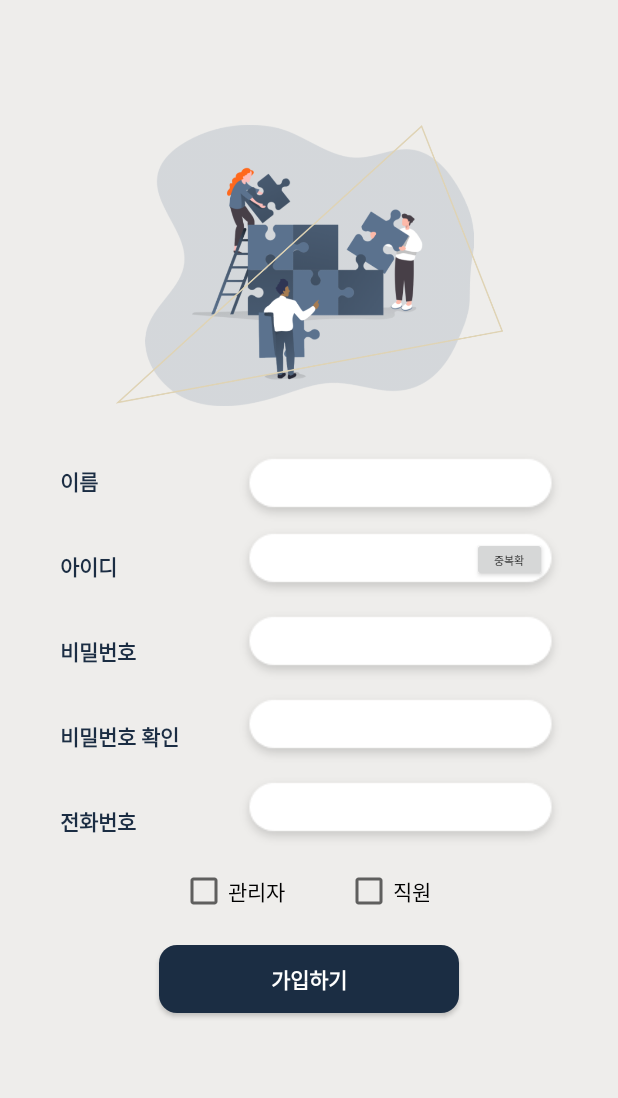
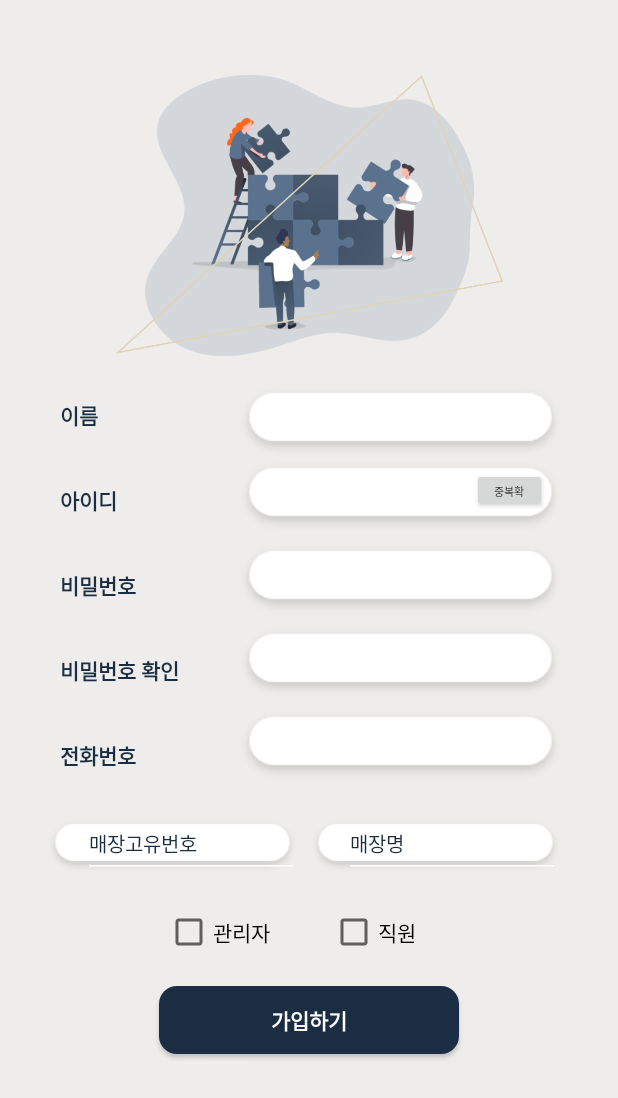
Before and after one commit to kouym7979/SM-Capstone, an Android app: the SignupActivity screen opened directly, with no data from a screen before it, on a phone screen of 412 x 824 dp. Shown: the top 1098 px of the screen. Run offline under Robolectric (Android 15) with nearby library versions, the light colour scheme and no system bars; our stand-ins replace Firebase (no records; nobody signed in at launch, a user with empty details on screens opened directly).

Commit message:
Refactoring
Refactoring

```diff
--- a/app/src/main/java/com/example/sm_capstone/SignupActivity.java
+++ b/app/src/main/java/com/example/sm_capstone/SignupActivity.java
@@ -2,6 +2,7 @@ package com.example.sm_capstone;
 
 import androidx.annotation.NonNull;
 import androidx.appcompat.app.AppCompatActivity;
+import androidx.appcompat.widget.AppCompatEditText;
 
 import android.app.Activity;
 import android.graphics.Color;
@@ -18,6 +19,7 @@ import com.google.android.gms.tasks.OnCompleteListener;
 import com.google.android.gms.tasks.OnFailureListener;
 import com.google.android.gms.tasks.OnSuccessListener;
 import com.google.android.gms.tasks.Task;
+import com.google.android.material.textfield.TextInputLayout;
 import com.google.firebase.auth.AuthResult;
 import com.google.firebase.auth.FirebaseAuth;
 import com.google.firebase.auth.FirebaseUser;
@@ -34,7 +36,7 @@ public class SignupActivity extends AppCompatActivity implements CompoundButton.
     private Button val_Button;//중복확인버튼
     private Button regButton;
     private EditText nameEdit, passEdit,passChkEdit,phoneNumEdit,emailEdit;
-
+    private EditText numLayout, nameLayout;
     private FirebaseAuth mAuth= FirebaseAuth.getInstance();
     private FirebaseFirestore mstore = FirebaseFirestore.getInstance();
     Activity a;
@@ -60,6 +62,8 @@ public class SignupActivity extends AppCompatActivity implements CompoundButton.
         passChkEdit = findViewById(R.id.passCheck);
         phoneNumEdit = findViewById(R.id.phoneNum);
         emailEdit = findViewById(R.id.email);
+        nameLayout = findViewById(R.id.storeNameLayout);
+        numLayout = findViewById(R.id.storeNumLayout);
 
         //checkBox
         manager = (CheckBox) findViewById(R.id.manager);
--- a/app/src/main/res/layout/activity_signup_acitivity.xml
+++ b/app/src/main/res/layout/activity_signup_acitivity.xml
@@ -14,7 +14,7 @@
         android:layout_width="219dp"
         android:layout_height="187dp"
         android:layout_marginStart="70dp"
-        android:layout_marginTop="83dp"
+        android:layout_marginTop="50dp"
         android:layout_marginEnd="70dp"
         android:layout_marginBottom="30dp"
         app:layout_constraintEnd_toEndOf="parent"
@@ -27,7 +27,7 @@
         android:layout_width="259dp"
         android:layout_height="186dp"
         android:layout_marginStart="70dp"
-        android:layout_marginTop="83dp"
+        android:layout_marginTop="50dp"
         android:layout_marginEnd="70dp"
         android:layout_marginBottom="30dp"
         app:layout_constraintEnd_toEndOf="parent"
@@ -40,13 +40,13 @@
         android:layout_width="wrap_content"
         android:layout_height="wrap_content"
         android:layout_marginStart="40dp"
-        android:layout_marginTop="310dp"
+        android:layout_marginTop="30dp"
         android:text="이름"
         android:textColor="@color/emplobackground"
         android:textSize="14dp"
         android:textStyle="bold"
         app:layout_constraintStart_toStartOf="parent"
-        app:layout_constraintTop_toTopOf="parent" />
+        app:layout_constraintTop_toBottomOf="@id/imageView2" />
 
     <TextView
         android:id="@+id/idText"
@@ -105,12 +105,12 @@
         android:layout_width="wrap_content"
         android:layout_height="wrap_content"
         android:layout_marginStart="130dp"
-        android:layout_marginTop="300dp"
+        android:layout_marginTop="20dp"
         android:layout_marginEnd="8dp"
         android:ems="10"
         app:layout_constraintEnd_toEndOf="parent"
         app:layout_constraintStart_toStartOf="parent"
-        app:layout_constraintTop_toTopOf="parent"
+        app:layout_constraintTop_toBottomOf="@id/imageView2"
         app:srcCompat="@drawable/blankbar" />
 
     <EditText
@@ -118,7 +118,7 @@
         android:layout_width="200dp"
         android:layout_height="45dp"
         android:layout_marginStart="180dp"
-        android:layout_marginTop="300dp"
+        android:layout_marginTop="0dp"
         android:layout_marginEnd="33dp"
         android:background="@null"
         android:textSize="13sp"
@@ -126,7 +126,7 @@
         android:inputType="textPersonName"
         app:layout_constraintEnd_toEndOf="parent"
         app:layout_constraintStart_toStartOf="parent"
-        app:layout_constraintTop_toTopOf="parent" />
+        app:layout_constraintTop_toTopOf="@id/nameImage" />
 
     <ImageView
         android:id="@+id/emailImage"
@@ -159,8 +159,8 @@
         android:id="@+id/passImage"
         android:layout_width="wrap_content"
         android:layout_height="wrap_content"
+        android:layout_marginStart="130dp"
         android:layout_marginTop="5dp"
-        android:layout_marginStart="130dp"
         android:layout_marginEnd="8dp"
         android:ems="10"
         app:layout_constraintEnd_toEndOf="parent"
@@ -243,9 +243,9 @@
         android:id="@+id/manager"
         android:layout_width="wrap_content"
         android:layout_height="wrap_content"
-        android:layout_marginStart="80dp"
+        android:layout_marginStart="70dp"
         android:layout_marginTop="20dp"
-        app:layout_constraintTop_toBottomOf="@id/telText"
+        app:layout_constraintTop_toBottomOf="@id/storeNumLayout"
         app:layout_constraintStart_toStartOf="@id/telText"
         android:text="관리자" />
 
@@ -258,18 +258,18 @@
         android:text="직원"
 
         app:layout_constraintStart_toEndOf="@id/manager"
-        app:layout_constraintTop_toBottomOf="@id/telText" />
+        app:layout_constraintTop_toBottomOf="@id/storeNumLayout" />
 
     <Button
         android:id="@+id/valButton"
         android:layout_width="50dp"
         android:layout_height="30dp"
-        android:layout_marginTop="7dp"
+        android:layout_marginTop="6dp"
         android:layout_marginStart="135dp"
         android:text="중복확인"
         android:textSize="7sp"
         app:layout_constraintStart_toStartOf="@id/username"
-        app:layout_constraintTop_toTopOf="@id/email" />
+        app:layout_constraintTop_toTopOf="@id/emailImage" />
 
     <Button
         android:id="@+id/regButton"
@@ -285,5 +285,56 @@
         app:layout_constraintEnd_toEndOf="parent"
         />
 
+    <ImageView
+        android:id="@+id/storeNumImage"
+        android:layout_width="170dp"
+        android:layout_height="40dp"
+        android:layout_marginTop="30dp"
+        android:layout_marginStart="30dp"
+        app:srcCompat="@drawable/blankbar"
+        app:layout_constraintTop_toBottomOf="@id/telText"
+        app:layout_constraintStart_toStartOf="parent" />
+
+    <EditText
+        android:id="@+id/storeNumLayout"
+        android:layout_width="wrap_content"
+        android:layout_height="45dp"
+        android:ems="9"
+        android:hint="매장고유번호"
+        android:layout_marginStart="15dp"
+        android:textSize="13sp"
+        android:textColorHint="@color/emplobackground"
+        android:backgroundTint="#ffffff"
+        android:inputType="number"
+        app:layout_constraintTop_toBottomOf="@id/telText"
+        app:layout_constraintStart_toStartOf="@id/telText"
+        android:layout_marginTop="26dp"/>
+
+    <ImageView
+        android:id="@+id/storeNameImage"
+        android:layout_width="170dp"
+        android:layout_height="40dp"
+        android:layout_marginTop="30dp"
+        android:layout_marginStart="5dp"
+        app:srcCompat="@drawable/blankbar"
+        app:layout_constraintTop_toBottomOf="@id/telText"
+        app:layout_constraintStart_toEndOf="@id/storeNumImage" />
+
+    <EditText
+        android:id="@+id/storeNameLayout"
+        android:layout_width="wrap_content"
+        android:layout_height="45dp"
+        android:layout_marginStart="30dp"
+        android:textSize="13sp"
+        android:ems="9"
+        android:hint="매장명"
+        android:backgroundTint="#ffffff"
+        android:textColorHint="@color/emplobackground"
+        app:layout_constraintTop_toTopOf="@id/storeNumLayout"
+        app:layout_constraintStart_toEndOf="@id/storeNumLayout"
+       />
+
+
+
 
 </androidx.constraintlayout.widget.ConstraintLayout>
```
